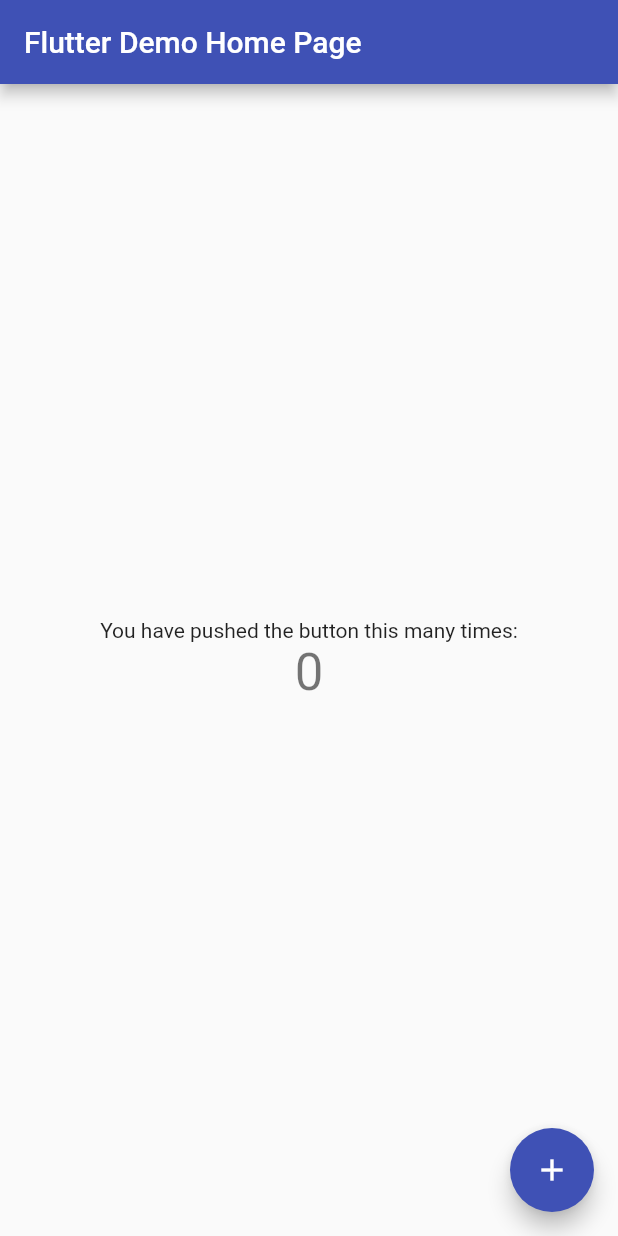
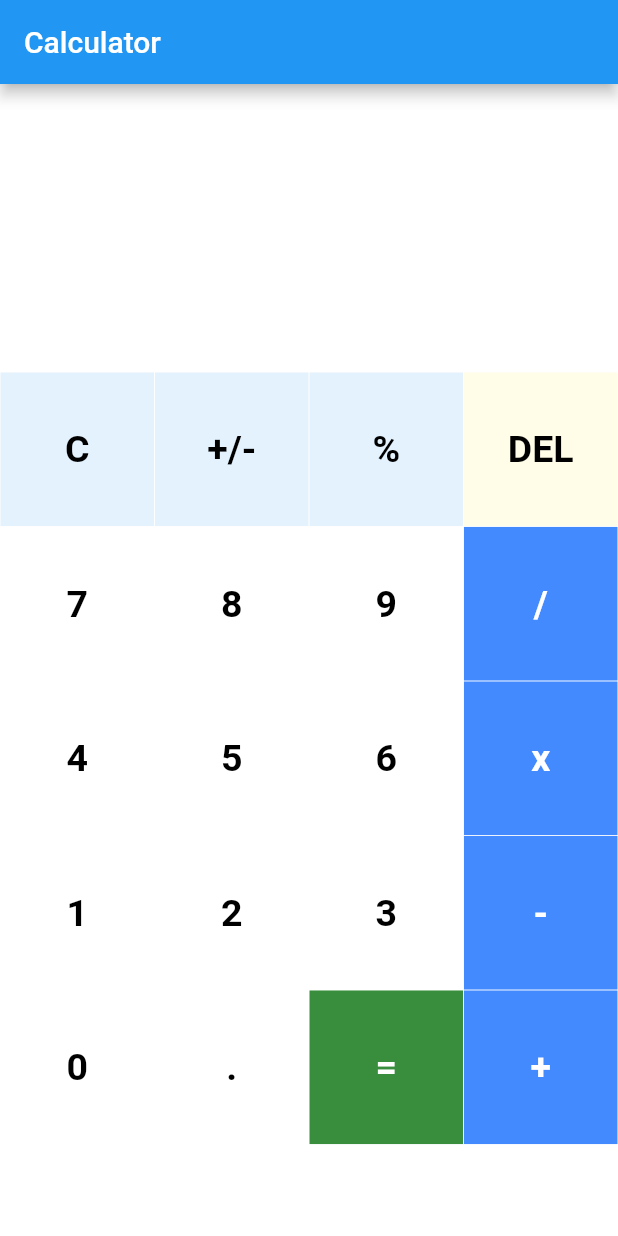
Before and after one commit to GenericStartup/Flutter-Calculator, a Flutter app: the screen it shows after launch, on a phone screen of 412 x 824 dp. Run offline on Flutter 3.47's test engine with Material 2 defaults, Android fonts, the phone set to English and light mode, and no system bars; our stand-ins replace math_expressions.

Commit message:
Basic source code for Calculator

```diff
--- a/src/flutter_calculator/lib/main.dart
+++ b/src/flutter_calculator/lib/main.dart
@@ -1,115 +1,244 @@
 import 'package:flutter/material.dart';
+import 'package:math_expressions/math_expressions.dart';
 
 void main() {
-  runApp(const MyApp());
+  runApp(MyApp());
 }
 
 class MyApp extends StatelessWidget {
-  const MyApp({Key? key}) : super(key: key);
-
-  // This widget is the root of your application.
   @override
   Widget build(BuildContext context) {
     return MaterialApp(
-      title: 'Flutter Demo',
-      theme: ThemeData(
-        // This is the theme of your application.
-        //
-        // Try running your application with "flutter run". You'll see the
-        // application has a blue toolbar. Then, without quitting the app, try
-        // changing the primarySwatch below to Colors.green and then invoke
-        // "hot reload" (press "r" in the console where you ran "flutter run",
-        // or simply save your changes to "hot reload" in a Flutter IDE).
-        // Notice that the counter didn't reset back to zero; the application
-        // is not restarted.
-        primarySwatch: Colors.indigo,
+      debugShowCheckedModeBanner: false,
+      home: HomePage(),
+    ); // MaterialApp
+  }
+}
+
+class HomePage extends StatefulWidget {
+  @override
+  _HomePageState createState() => _HomePageState();
+}
+
+class _HomePageState extends State<HomePage> {
+  var userInput = '';
+  var answer = '';
+
+  // Array of button
+  final List<String> buttons = [
+    'C',
+    '+/-',
+    '%',
+    'DEL',
+    '7',
+    '8',
+    '9',
+    '/',
+    '4',
+    '5',
+    '6',
+    'x',
+    '1',
+    '2',
+    '3',
+    '-',
+    '0',
+    '.',
+    '=',
+    '+',
+  ];
+
+  @override
+  Widget build(BuildContext context) {
+    return Scaffold(
+      appBar: new AppBar(
+        title: new Text("Calculator"),
+      ), //AppBar
+      backgroundColor: Colors.white38,
+      body: Column(
+        children: <Widget>[
+          Expanded(
+            child: Container(
+              child: Column(
+                  mainAxisAlignment: MainAxisAlignment.spaceEvenly,
+                  children: <Widget>[
+                    Container(
+                      padding: EdgeInsets.all(20),
+                      alignment: Alignment.centerRight,
+                      child: Text(
+                        userInput,
+                        style: TextStyle(fontSize: 18, color: Colors.white),
+                      ),
+                    ),
+                    Container(
+                      padding: EdgeInsets.all(15),
+                      alignment: Alignment.centerRight,
+                      child: Text(
+                        answer,
+                        style: TextStyle(
+                            fontSize: 30,
+                            color: Colors.white,
+                            fontWeight: FontWeight.bold),
+                      ),
+                    )
+                  ]),
+            ),
+          ),
+          Expanded(
+            flex: 3,
+            child: Container(
+              child: GridView.builder(
+                  itemCount: buttons.length,
+                  gridDelegate: SliverGridDelegateWithFixedCrossAxisCount(
+                      crossAxisCount: 4),
+                  itemBuilder: (BuildContext context, int index) {
+                    // Clear Button
+                    if (index == 0) {
+                      return MyButton(
+                        buttontapped: () {
+                          setState(() {
+                            userInput = '';
+                            answer = '0';
+                          });
+                        },
+                        buttonText: buttons[index],
+                        color: Colors.blue[50],
+                        textColor: Colors.black,
+                      );
+                    }
+
+                    // +/- button
+                    else if (index == 1) {
+                      return MyButton(
+                        buttonText: buttons[index],
+                        color: Colors.blue[50],
+                        textColor: Colors.black,
+                      );
+                    }
+                    // % Button
+                    else if (index == 2) {
+                      return MyButton(
+                        buttontapped: () {
+                          setState(() {
+                            userInput += buttons[index];
+                          });
+                        },
+                        buttonText: buttons[index],
+                        color: Colors.blue[50],
+                        textColor: Colors.black,
+                      );
+                    }
+                    // Delete Button
+                    else if (index == 3) {
+                      return MyButton(
+                        buttontapped: () {
+                          setState(() {
+                            userInput =
+                                userInput.substring(0, userInput.length - 1);
+                          });
+                        },
+                        buttonText: buttons[index],
+                        color: Colors.yellow[50],
+                        textColor: Colors.black,
+                      );
+                    }
+                    // Equal_to Button
+                    else if (index == 18) {
+                      return MyButton(
+                        buttontapped: () {
+                          setState(() {
+                            equalPressed();
+                          });
+                        },
+                        buttonText: buttons[index],
+                        color: Colors.green[700],
+                        textColor: Colors.white,
+                      );
+                    }
+
+                    //  other buttons
+                    else {
+                      return MyButton(
+                        buttontapped: () {
+                          setState(() {
+                            userInput += buttons[index];
+                          });
+                        },
+                        buttonText: buttons[index],
+                        color: isOperator(buttons[index])
+                            ? Colors.blueAccent
+                            : Colors.white,
+                        textColor: isOperator(buttons[index])
+                            ? Colors.white
+                            : Colors.black,
+                      );
+                    }
+                  }), // GridView.builder
+            ),
+          ),
+        ],
       ),
-      home: const MyHomePage(title: 'Flutter Demo Home Page'),
+    );
+  }
+
+  bool isOperator(String x) {
+    if (x == '/' || x == 'x' || x == '-' || x == '+' || x == '=') {
+      return true;
+    }
+    return false;
+  }
+
+// function to calculate the input operation
+  void equalPressed() {
+    String finaluserinput = userInput;
+    finaluserinput = userInput.replaceAll('x', '*');
+
+    Parser p = Parser();
+    Expression exp = p.parse(finaluserinput);
+    ContextModel cm = ContextModel();
+    double eval = exp.evaluate(EvaluationType.REAL, cm);
+    answer = eval.toString();
+  }
+}
+
+// creating Stateless Widget for buttons
+class MyButton extends StatelessWidget {
+  // declaring variables
+  final color;
+  final textColor;
+  final String buttonText;
+  final buttontapped;
+
+  //Constructor
+  MyButton(
+      {this.color,
+      this.textColor,
+      required this.buttonText,
+      this.buttontapped});
+
+  @override
+  Widget build(BuildContext context) {
+    return GestureDetector(
+      onTap: buttontapped,
+      child: Padding(
+        padding: const EdgeInsets.all(0.2),
+        child: ClipRRect(
+          // borderRadius: BorderRadius.circular(25),
+          child: Container(
+            color: color,
+            child: Center(
+              child: Text(
+                buttonText,
+                style: TextStyle(
+                  color: textColor,
+                  fontSize: 25,
+                  fontWeight: FontWeight.bold,
+                ),
+              ),
+            ),
+          ),
+        ),
+      ),
     );
   }
 }
-
-class MyHomePage extends StatefulWidget {
-  const MyHomePage({Key? key, required this.title}) : super(key: key);
-
-  // This widget is the home page of your application. It is stateful, meaning
-  // that it has a State object (defined below) that contains fields that affect
-  // how it looks.
-
-  // This class is the configuration for the state. It holds the values (in this
-  // case the title) provided by the parent (in this case the App widget) and
-  // used by the build method of the State. Fields in a Widget subclass are
-  // always marked "final".
-
-  final String title;
-
-  @override
-  State<MyHomePage> createState() => _MyHomePageState();
-}
-
-class _MyHomePageState extends State<MyHomePage> {
-  int _counter = 0;
-
-  void _incrementCounter() {
-    setState(() {
-      // This call to setState tells the Flutter framework that something has
-      // changed in this State, which causes it to rerun the build method below
-      // so that the display can reflect the updated values. If we changed
-      // _counter without calling setState(), then the build method would not be
-      // called again, and so nothing would appear to happen.
-      _counter++;
-    });
-  }
-
-  @override
-  Widget build(BuildContext context) {
-    // This method is rerun every time setState is called, for instance as done
-    // by the _incrementCounter method above.
-    //
-    // The Flutter framework has been optimized to make rerunning build methods
-    // fast, so that you can just rebuild anything that needs updating rather
-    // than having to individually change instances of widgets.
-    return Scaffold(
-      appBar: AppBar(
-        // Here we take the value from the MyHomePage object that was created by
-        // the App.build method, and use it to set our appbar title.
-        title: Text(widget.title),
-      ),
-      body: Center(
-        // Center is a layout widget. It takes a single child and positions it
-        // in the middle of the parent.
-        child: Column(
-          // Column is also a layout widget. It takes a list of children and
-          // arranges them vertically. By default, it sizes itself to fit its
-          // children horizontally, and tries to be as tall as its parent.
-          //
-          // Invoke "debug painting" (press "p" in the console, choose the
-          // "Toggle Debug Paint" action from the Flutter Inspector in Android
-          // Studio, or the "Toggle Debug Paint" command in Visual Studio Code)
-          // to see the wireframe for each widget.
-          //
-          // Column has various properties to control how it sizes itself and
-          // how it positions its children. Here we use mainAxisAlignment to
-          // center the children vertically; the main axis here is the vertical
-          // axis because Columns are vertical (the cross axis would be
-          // horizontal).
-          mainAxisAlignment: MainAxisAlignment.center,
-          children: <Widget>[
-            const Text(
-              'You have pushed the button this many times:',
-            ),
-            Text(
-              '$_counter',
-              style: Theme.of(context).textTheme.headline4,
-            ),
-          ],
-        ),
-      ),
-      floatingActionButton: FloatingActionButton(
-        onPressed: _incrementCounter,
-        tooltip: 'Increment',
-        child: const Icon(Icons.add),
-      ), // This trailing comma makes auto-formatting nicer for build methods.
-    );
-  }
-}
--- a/src/flutter_calculator/pubspec.yaml
+++ b/src/flutter_calculator/pubspec.yaml
@@ -34,6 +34,7 @@ dependencies:
   # The following adds the Cupertino Icons font to your application.
   # Use with the CupertinoIcons class for iOS style icons.
   cupertino_icons: ^1.0.2
+  math_expressions: ^2.3.0
 
 dev_dependencies:
   flutter_test:
```
Also changed, not shown: src/flutter_calculator/pubspec.lock, 1 other file.
